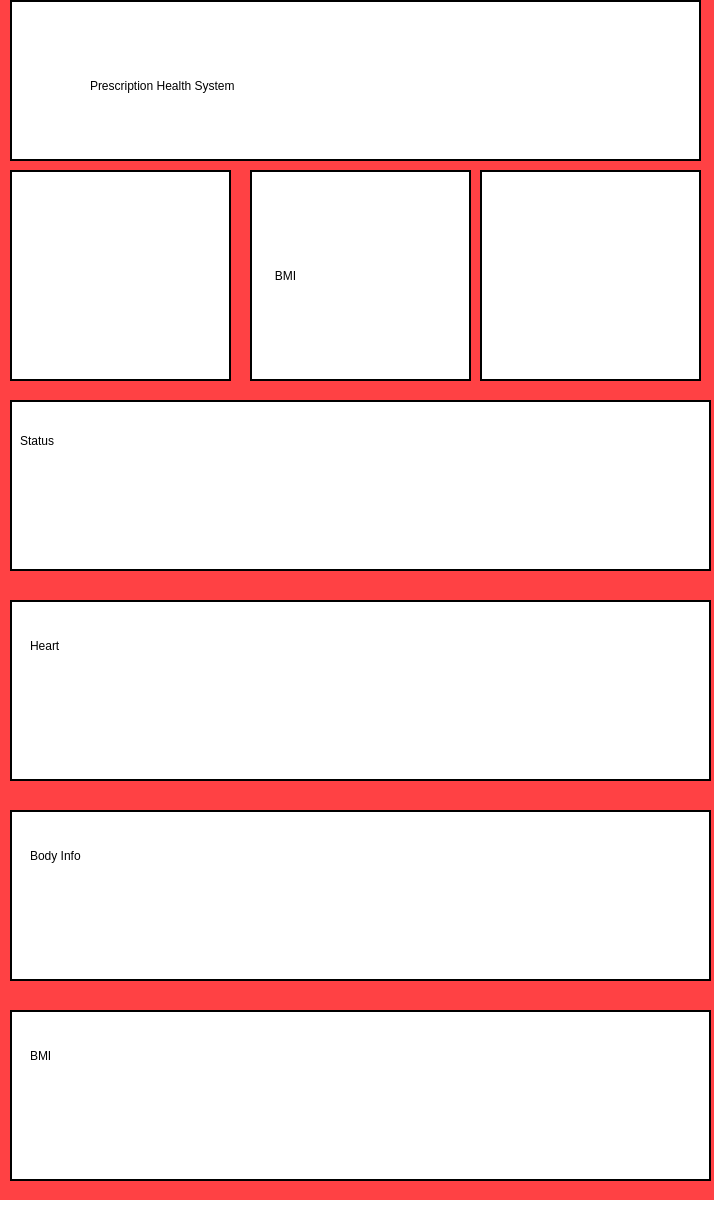
The window that UI/PHS_homepage.ui (NaryanSambhi/CSCN72030---Sec3---Group2) describes before a commit, drawn with Qt 5.
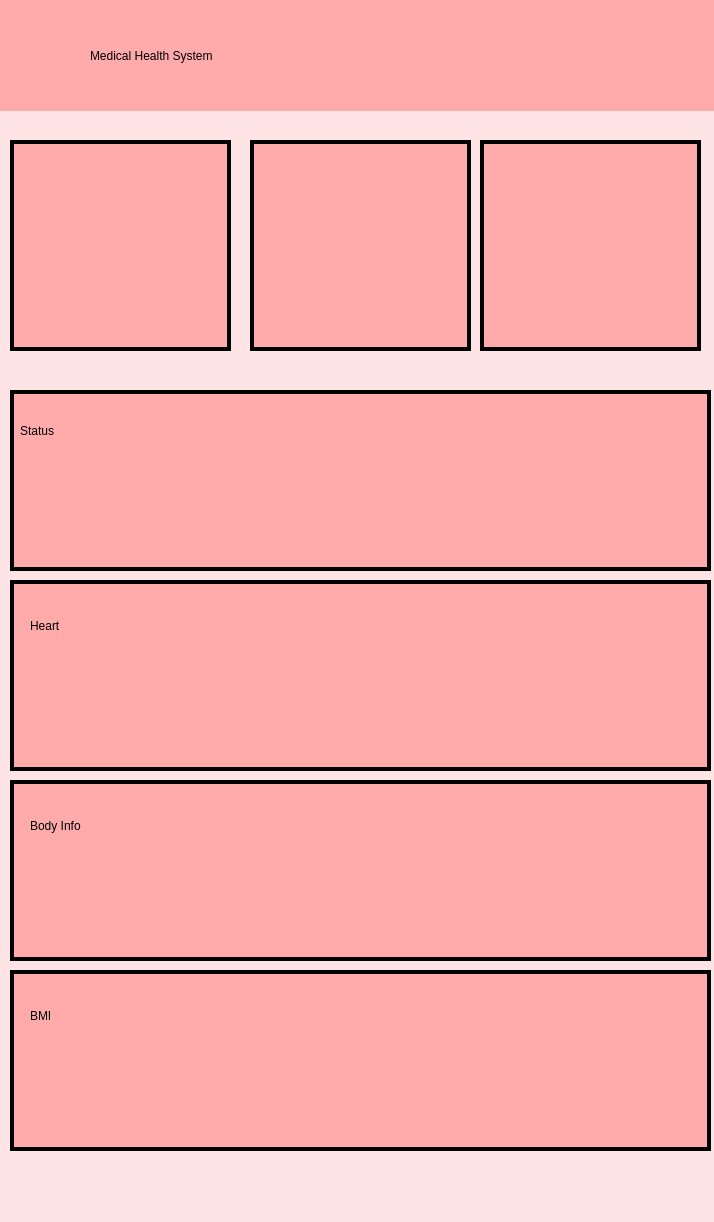
The same window after the commit. Icons and pictures are not drawn.

Commit message: made main menu through GUI and fixed login bugs

Patch:
```diff
--- a/UI/PHS_homepage.ui
+++ b/UI/PHS_homepage.ui
@@ -14,7 +14,7 @@
    <string>MainWindow</string>
   </property>
   <property name="styleSheet">
-   <string notr="true">background-color: rgb(255, 255, 255);</string>
+   <string notr="true">background-color: rgb(255, 228, 229);</string>
   </property>
   <widget class="QWidget" name="centralwidget">
    <widget class="QWidget" name="widget" native="true">
@@ -27,29 +27,28 @@
      </rect>
     </property>
     <property name="styleSheet">
-     <string notr="true">background-color: rgb(255, 65, 68);</string>
+     <string notr="true">background-color: rgb(255, 228, 229);</string>
     </property>
     <widget class="QWidget" name="widget_2" native="true">
      <property name="geometry">
       <rect>
-       <x>10</x>
-       <y>30</y>
-       <width>691</width>
-       <height>161</height>
+       <x>-10</x>
+       <y>20</y>
+       <width>731</width>
+       <height>121</height>
       </rect>
      </property>
      <property name="styleSheet">
-      <string notr="true">background-color: white;
-border: 2px solid black;
+      <string notr="true">background-color: rgb(255, 171, 172);
 </string>
      </property>
      <widget class="QLabel" name="label">
       <property name="geometry">
        <rect>
-        <x>80</x>
-        <y>20</y>
-        <width>541</width>
-        <height>131</height>
+        <x>100</x>
+        <y>30</y>
+        <width>511</width>
+        <height>71</height>
        </rect>
       </property>
       <property name="layoutDirection">
@@ -61,7 +60,7 @@
 border:0px;</string>
       </property>
       <property name="text">
-       <string>Prescription Health System</string>
+       <string>Medical Health System</string>
       </property>
      </widget>
     </widget>
@@ -69,64 +68,29 @@
      <property name="geometry">
       <rect>
        <x>10</x>
-       <y>200</y>
+       <y>170</y>
        <width>221</width>
        <height>211</height>
       </rect>
      </property>
      <property name="styleSheet">
-      <string notr="true">background-color: white;
-border: 2px solid black;
+      <string notr="true">background-color: rgb(255, 171, 172);
+border: 4px solid black;
 </string>
      </property>
-     <widget class="QPushButton" name="medbutton">
-      <property name="geometry">
-       <rect>
-        <x>0</x>
-        <y>0</y>
-        <width>221</width>
-        <height>211</height>
-       </rect>
-      </property>
-      <property name="text">
-       <string>Med button</string>
-      </property>
-     </widget>
-     <widget class="QLabel" name="label_3">
-      <property name="geometry">
-       <rect>
-        <x>0</x>
-        <y>0</y>
-        <width>221</width>
-        <height>211</height>
-       </rect>
-      </property>
-      <property name="styleSheet">
-       <string notr="true">background-image: url(:/newPrefix/Downloads/46-469312_awesome-to-do-pill-bottle-clipart-spilled-black.png);</string>
-      </property>
-      <property name="text">
-       <string/>
-      </property>
-      <property name="pixmap">
-       <pixmap resource="../OneDrive/Desktop/testing.qrc">:/newPrefix/Downloads/istockphoto-1311019634-612x612.jpg</pixmap>
-      </property>
-      <property name="scaledContents">
-       <bool>true</bool>
-      </property>
-     </widget>
     </widget>
     <widget class="QWidget" name="widget_6" native="true">
      <property name="geometry">
       <rect>
        <x>10</x>
-       <y>430</y>
+       <y>420</y>
        <width>701</width>
-       <height>171</height>
+       <height>181</height>
       </rect>
      </property>
      <property name="styleSheet">
-      <string notr="true">background-color: white;
-border: 2px solid black;
+      <string notr="true">background-color: rgb(255, 171, 172);
+border: 4px solid black;
 </string>
      </property>
      <widget class="QLabel" name="label_5">
@@ -134,7 +98,7 @@
        <rect>
         <x>10</x>
         <y>10</y>
-        <width>101</width>
+        <width>221</width>
         <height>61</height>
        </rect>
       </property>
@@ -146,42 +110,19 @@
        <string>Status</string>
       </property>
      </widget>
-     <widget class="QLabel" name="label_8">
-      <property name="geometry">
-       <rect>
-        <x>500</x>
-        <y>10</y>
-        <width>161</width>
-        <height>151</height>
-       </rect>
-      </property>
-      <property name="styleSheet">
-       <string notr="true">background-image: url(:/newPrefix/Downloads/1366c436d6f11149d2df7cd798515275.jpg);
-border:0px;</string>
-      </property>
-      <property name="text">
-       <string/>
-      </property>
-      <property name="pixmap">
-       <pixmap resource="../OneDrive/Desktop/testing.qrc">:/newPrefix/Downloads/1366c436d6f11149d2df7cd798515275.jpg</pixmap>
-      </property>
-      <property name="scaledContents">
-       <bool>true</bool>
-      </property>
-     </widget>
     </widget>
     <widget class="QWidget" name="widget_7" native="true">
      <property name="geometry">
       <rect>
        <x>10</x>
-       <y>630</y>
+       <y>610</y>
        <width>701</width>
-       <height>181</height>
+       <height>191</height>
       </rect>
      </property>
      <property name="styleSheet">
-      <string notr="true">background-color: white;
-border: 2px solid black;
+      <string notr="true">background-color: rgb(255, 171, 172);
+border: 4px solid black;
 </string>
      </property>
      <widget class="QLabel" name="label_6">
@@ -189,7 +130,7 @@
        <rect>
         <x>20</x>
         <y>10</y>
-        <width>101</width>
+        <width>141</width>
         <height>71</height>
        </rect>
       </property>
@@ -201,140 +142,49 @@
        <string>Heart</string>
       </property>
      </widget>
-     <widget class="QLabel" name="label_7">
-      <property name="geometry">
-       <rect>
-        <x>500</x>
-        <y>10</y>
-        <width>151</width>
-        <height>151</height>
-       </rect>
-      </property>
-      <property name="styleSheet">
-       <string notr="true">border-color:white;
-background-image: url(:/newPrefix/Downloads/360_F_534185910_XsDzBwO3gmw9zQD5MgTFfodrf90uw2sI.jpg);</string>
-      </property>
-      <property name="text">
-       <string/>
-      </property>
-      <property name="pixmap">
-       <pixmap resource="../OneDrive/Desktop/testing.qrc">:/newPrefix/Downloads/360_F_534185910_XsDzBwO3gmw9zQD5MgTFfodrf90uw2sI.jpg</pixmap>
-      </property>
-      <property name="scaledContents">
-       <bool>true</bool>
-      </property>
-     </widget>
     </widget>
     <widget class="QWidget" name="widget_4" native="true">
      <property name="geometry">
       <rect>
        <x>250</x>
-       <y>200</y>
+       <y>170</y>
        <width>221</width>
        <height>211</height>
       </rect>
      </property>
      <property name="styleSheet">
-      <string notr="true">background-color: white;
-border: 2px solid black;
+      <string notr="true">background-color: rgb(255, 171, 172);
+border: 4px solid black;
 </string>
      </property>
-     <widget class="QPushButton" name="BMIButton">
-      <property name="geometry">
-       <rect>
-        <x>0</x>
-        <y>0</y>
-        <width>221</width>
-        <height>211</height>
-       </rect>
-      </property>
-      <property name="text">
-       <string>BMI</string>
-      </property>
-     </widget>
-     <widget class="QLabel" name="label_2">
-      <property name="geometry">
-       <rect>
-        <x>0</x>
-        <y>0</y>
-        <width>221</width>
-        <height>211</height>
-       </rect>
-      </property>
-      <property name="layoutDirection">
-       <enum>Qt::LeftToRight</enum>
-      </property>
-      <property name="styleSheet">
-       <string notr="true">font: 36pt &quot;MS Shell Dlg 2&quot;;
-text-align: center</string>
-      </property>
-      <property name="text">
-       <string>      BMI</string>
-      </property>
-     </widget>
     </widget>
     <widget class="QWidget" name="widget_5" native="true">
      <property name="geometry">
       <rect>
        <x>480</x>
-       <y>200</y>
+       <y>170</y>
        <width>221</width>
        <height>211</height>
       </rect>
      </property>
      <property name="styleSheet">
-      <string notr="true">background-color: white;
-border: 2px solid black;
+      <string notr="true">background-color: rgb(255, 171, 172);
+border: 4px solid black;
 </string>
      </property>
-     <widget class="QPushButton" name="Heartrate">
-      <property name="geometry">
-       <rect>
-        <x>0</x>
-        <y>0</y>
-        <width>221</width>
-        <height>211</height>
-       </rect>
-      </property>
-      <property name="text">
-       <string>Heart rate </string>
-      </property>
-     </widget>
-     <widget class="QLabel" name="label_4">
-      <property name="geometry">
-       <rect>
-        <x>0</x>
-        <y>0</y>
-        <width>221</width>
-        <height>211</height>
-       </rect>
-      </property>
-      <property name="styleSheet">
-       <string notr="true">background-image: url(:/newPrefix/Downloads/istockphoto-1314491013-612x612.jpg);</string>
-      </property>
-      <property name="text">
-       <string/>
-      </property>
-      <property name="pixmap">
-       <pixmap resource="../OneDrive/Desktop/testing.qrc">:/newPrefix/Downloads/istockphoto-1314491013-612x612.jpg</pixmap>
-      </property>
-      <property name="scaledContents">
-       <bool>true</bool>
-      </property>
-     </widget>
     </widget>
     <widget class="QWidget" name="widget_8" native="true">
      <property name="geometry">
       <rect>
        <x>10</x>
-       <y>840</y>
+       <y>810</y>
        <width>701</width>
-       <height>171</height>
+       <height>181</height>
       </rect>
      </property>
      <property name="styleSheet">
-      <string notr="true">background-color: white;
-border: 2px solid black;
+      <string notr="true">background-color: rgb(255, 171, 172);
+border: 4px solid black;
 </string>
      </property>
      <widget class="QLabel" name="label_9">
@@ -342,7 +192,7 @@
        <rect>
         <x>20</x>
         <y>10</y>
-        <width>181</width>
+        <width>231</width>
         <height>71</height>
        </rect>
       </property>
@@ -354,42 +204,19 @@
        <string>Body Info</string>
       </property>
      </widget>
-     <widget class="QLabel" name="label_10">
-      <property name="geometry">
-       <rect>
-        <x>490</x>
-        <y>10</y>
-        <width>181</width>
-        <height>151</height>
-       </rect>
-      </property>
-      <property name="styleSheet">
-       <string notr="true">border: 0px;
-background-image: url(:/newPrefix/Downloads/medical-thermometer-icon-free-vector.jpg);</string>
-      </property>
-      <property name="text">
-       <string/>
-      </property>
-      <property name="pixmap">
-       <pixmap resource="../OneDrive/Desktop/testing.qrc">:/newPrefix/Downloads/medical-thermometer-icon-free-vector.jpg</pixmap>
-      </property>
-      <property name="scaledContents">
-       <bool>true</bool>
-      </property>
-     </widget>
     </widget>
     <widget class="QWidget" name="widget_9" native="true">
      <property name="geometry">
       <rect>
        <x>10</x>
-       <y>1040</y>
+       <y>1000</y>
        <width>701</width>
-       <height>171</height>
+       <height>181</height>
       </rect>
      </property>
      <property name="styleSheet">
-      <string notr="true">background-color: white;
-border: 2px solid black;
+      <string notr="true">background-color: rgb(255, 171, 172);
+border: 4px solid black;
 </string>
      </property>
      <widget class="QLabel" name="label_11">
@@ -409,29 +236,6 @@
        <string>BMI</string>
       </property>
      </widget>
-     <widget class="QLabel" name="label_12">
-      <property name="geometry">
-       <rect>
-        <x>480</x>
-        <y>10</y>
-        <width>201</width>
-        <height>151</height>
-       </rect>
-      </property>
-      <property name="styleSheet">
-       <string notr="true">background-image: url(:/newPrefix/Downloads/360_F_611259892_LfYVajTMMCe9e8YHl483uc0N112MRlrH.jpg);
-border:0px;</string>
-      </property>
-      <property name="text">
-       <string/>
-      </property>
-      <property name="pixmap">
-       <pixmap resource="../OneDrive/Desktop/testing.qrc">:/newPrefix/Downloads/360_F_611259892_LfYVajTMMCe9e8YHl483uc0N112MRlrH.jpg</pixmap>
-      </property>
-      <property name="scaledContents">
-       <bool>true</bool>
-      </property>
-     </widget>
     </widget>
    </widget>
   </widget>
```
Left out of the diff: 11 changed lines with no effect on the pictures. The commit also changes 2 other files.
